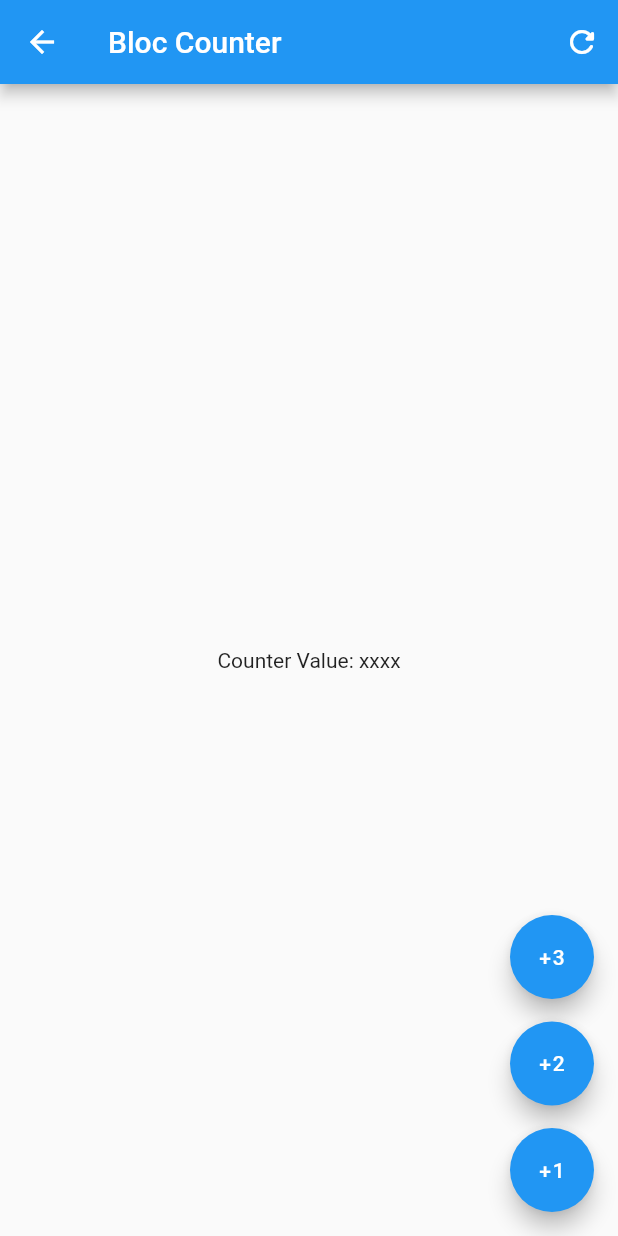
After one commit to Hjuanma/formas_app, a Flutter app: the BlocCounterScreen screen opened directly, on a phone screen of 412 x 824 dp. The commit adds this screen. Run offline on Flutter 3.47's test engine with Material 2 defaults, Android fonts, the phone set to English and light mode, and no system bars; our stand-ins replace go_router.

Commit message:
bloc screen added

```diff
--- /dev/null
+++ b/lib/presentation/screens/cubits/bloc_counter_screen.dart
@@ -0,0 +1,37 @@
+import 'package:flutter/material.dart';
+
+class BlocCounterScreen extends StatelessWidget {
+  static const name = "BlocCounter";
+  const BlocCounterScreen({super.key});
+
+  @override
+  Widget build(BuildContext context) {
+    return Scaffold(
+      appBar: AppBar(
+        title: const Text("Bloc Counter"),
+        actions: [
+          IconButton(
+              onPressed: () => {}, icon: const Icon(Icons.refresh_rounded))
+        ],
+      ),
+      body: const Center(child: Text("Counter Value: xxxx")),
+      floatingActionButton: Column(
+        mainAxisAlignment: MainAxisAlignment.end,
+        children: [
+          FloatingActionButton(
+              heroTag: 1, child: const Text("+3"), onPressed: () => {}),
+          const SizedBox(
+            height: 15,
+          ),
+          FloatingActionButton(
+              heroTag: 2, child: const Text("+2"), onPressed: () => {}),
+          const SizedBox(
+            height: 15,
+          ),
+          FloatingActionButton(
+              heroTag: 3, child: const Text("+1"), onPressed: () => {}),
+        ],
+      ),
+    );
+  }
+}
--- a/lib/presentation/screens/screens.dart
+++ b/lib/presentation/screens/screens.dart
@@ -1,2 +1,3 @@
 export 'home_screen.dart';
 export 'cubits/cubit_counter_screen.dart';
+export 'cubits/bloc_counter_screen.dart';
```
